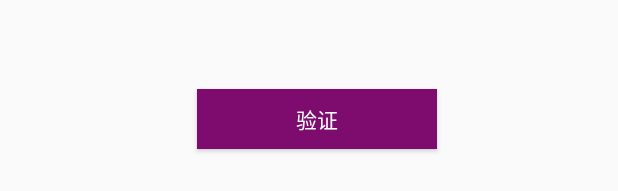
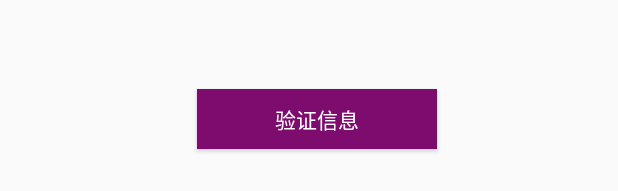
Before and after one commit to Miss-Squirrel/NKUfellows, an Android app: the layout framgent_SignUpInvi.xml on its own in the app's theme, with its tools: preview values and no code run, on a phone screen of 412 x 824 dp. Shown: the part 519-710 px from the top of the screen. Run offline under Robolectric (Android 15) with nearby library versions, the phone set to English and light mode, and no system bars.

```diff
--- a/南开校友/src/main/res/layout/framgent_SignUpInvi.xml
+++ b/南开校友/src/main/res/layout/framgent_SignUpInvi.xml
@@ -74,7 +74,7 @@
     <Button
         android:layout_width="160dp"
         android:layout_height="40dp"
-        android:text="验证"
+        android:text="验证信息"
         android:textColor="@color/white"
         android:background="@color/NkuPurple"
         android:id="@+id/button_SignUpInvi_Valid"
```
